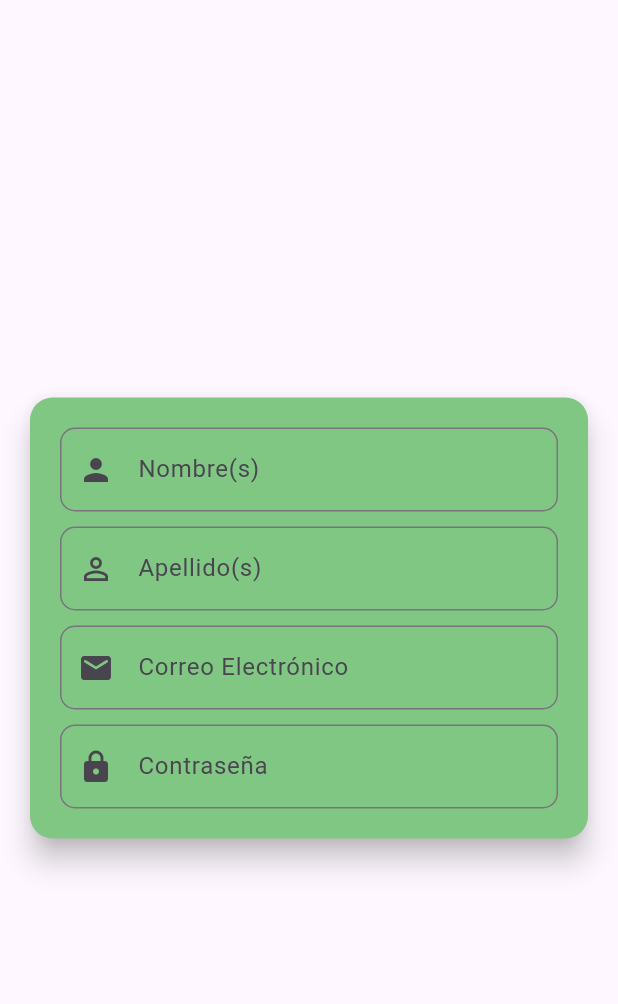
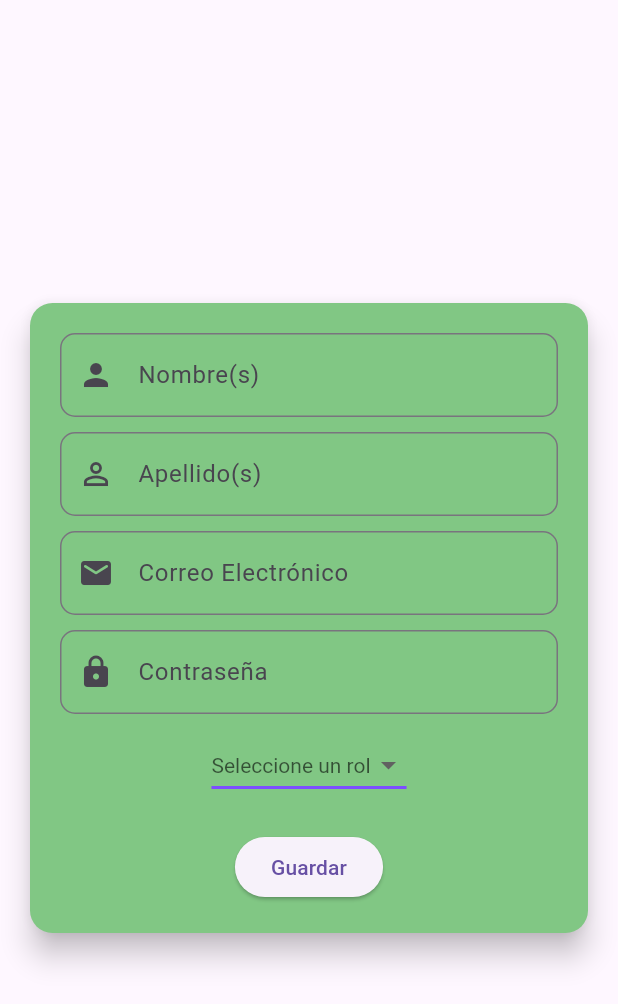
Before and after one commit to davgar13/park_app, a Flutter app: the screen it shows after launch, after a tap on "Registro", on a phone screen of 412 x 824 dp. Shown: the top 1004 px of the screen. Run offline on Flutter 3.47's test engine with Material 3 defaults, Android fonts, the phone set to English and light mode, and no system bars; our stand-ins replace cloud_firestore, firebase_core; accounts and stored records are empty.

Commit message:
commit register user

```diff
--- a/lib/main.dart
+++ b/lib/main.dart
@@ -1,7 +1,13 @@
+import 'package:firebase_core/firebase_core.dart';
 import 'package:flutter/material.dart';
 import 'package:park_app/pages/login/first_page.dart';
+import 'firebase_options.dart';
 
-void main() {
+void main() async {
+  WidgetsFlutterBinding.ensureInitialized();
+  await Firebase.initializeApp(
+    options: DefaultFirebaseOptions.currentPlatform,
+  );
   runApp(const MainApp());
 }
 
--- a/lib/pages/home/home_page.dart
+++ b/lib/pages/home/home_page.dart
@@ -15,7 +15,7 @@ class _HomePageState extends State<HomePage> {
       appBar: AppBar(
         title: Text('Home'),
       ),
-      body: Container(), // El cuerpo sigue vacío
+      body: Container(),
       bottomNavigationBar: Padding(
         padding: const EdgeInsets.all(16.0),
         child: Align(
--- a/lib/pages/login/register_page.dart
+++ b/lib/pages/login/register_page.dart
@@ -1,4 +1,5 @@
 import 'package:flutter/material.dart';
+import 'package:cloud_firestore/cloud_firestore.dart';
 
 import '../../utils/app_color.dart';
 import '../../widget/card_view.dart';
@@ -16,6 +17,8 @@ class _RegisterPageState extends State<RegisterPage> {
   final TextEditingController surnameController = TextEditingController();
   final TextEditingController emailController = TextEditingController();
   final TextEditingController passwordController = TextEditingController();
+
+  String? selectedRole;
 
   @override
   Widget build(BuildContext context) {
@@ -58,10 +61,49 @@ class _RegisterPageState extends State<RegisterPage> {
                 messageError: 'Ingrese una contraseña válida',
                 keyboardType: TextInputType.visiblePassword,
               ),
+              const SizedBox(height: 10,),
+              DropdownButton<String>(
+                value: selectedRole,
+                hint: Text("Seleccione un rol"),
+                icon: Icon(Icons.arrow_drop_down),
+                elevation: 16,
+                style: TextStyle(color: Colors.deepPurple),
+                underline: Container(
+                  height: 2,
+                  color: Colors.deepPurpleAccent,
+                ),
+                onChanged: (String? newValue) {
+                  setState(() {
+                    selectedRole = newValue;
+                  });
+                },
+                items: <String>['Cliente', 'Ofertante']
+                    .map<DropdownMenuItem<String>>((String value) {
+                  return DropdownMenuItem<String>(
+                    value: value,
+                    child: Text(value),
+                  );
+                }).toList(),
+              ),
+              const SizedBox(height: 20),
+              ElevatedButton(
+                onPressed: _registerUser,
+                child: const Text('Guardar')
+              ),
             ]
           )
         ),
       ),
     );
   }
+
+  Future<void> _registerUser() async {
+    FirebaseFirestore.instance.collection('users').add({
+      'name': nameController.text,
+      'surname': surnameController.text,
+      'email': emailController.text,
+      'password': passwordController.text,
+      'role': selectedRole,
+    });
+  }
 }
--- a/pubspec.yaml
+++ b/pubspec.yaml
@@ -7,6 +7,7 @@ environment:
   sdk: '>=3.1.2 <4.0.0'
 
 dependencies:
+  cloud_firestore: ^4.15.8
   firebase_auth: ^4.16.0
   firebase_core: ^2.24.2
   firebase_storage: ^11.6.0
```
Also changed, not shown: pubspec.lock, 2 other files.
